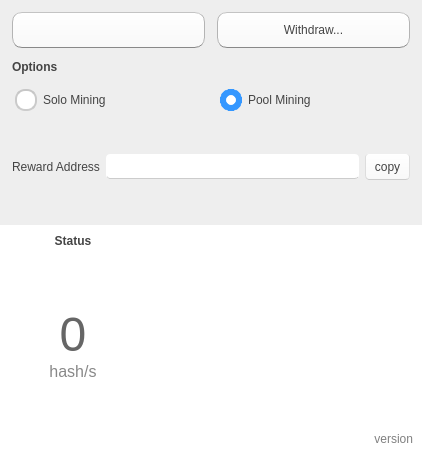
The window that alethone/AlethOne.ui (ethereum/alethzero) describes before a commit, drawn with Qt 5.
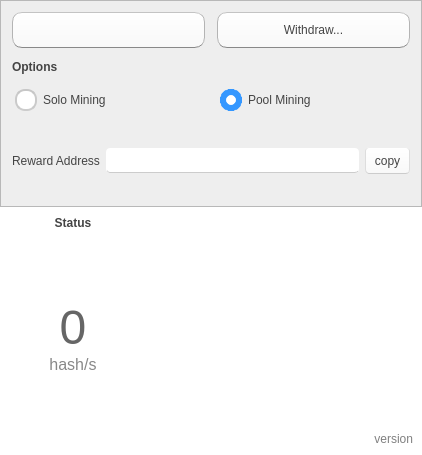
The same window after the commit. Icons and pictures are not drawn. Custom widgets are drawn as their Qt base class.

Commit message: fixed the height of top size of AlethOne

Patch:
```diff
--- a/alethone/AlethOne.ui
+++ b/alethone/AlethOne.ui
@@ -2,6 +2,9 @@
 <ui version="4.0">
  <class>AlethOne</class>
  <widget class="QDialog" name="AlethOne">
+  <property name="enabled">
+   <bool>true</bool>
+  </property>
   <property name="geometry">
    <rect>
     <x>0</x>
@@ -10,6 +13,12 @@
     <height>455</height>
    </rect>
   </property>
+  <property name="minimumSize">
+   <size>
+    <width>0</width>
+    <height>400</height>
+   </size>
+  </property>
   <property name="windowTitle">
    <string>AlethOne</string>
   </property>
@@ -97,7 +106,7 @@
   </property>
   <layout class="QVBoxLayout" name="verticalLayout_2">
    <property name="spacing">
-    <number>6</number>
+    <number>0</number>
    </property>
    <property name="leftMargin">
     <number>0</number>
@@ -112,6 +121,34 @@
     <number>0</number>
    </property>
    <item>
+    <widget class="QFrame" name="frame_2">
+     <property name="sizePolicy">
+      <sizepolicy hsizetype="Preferred" vsizetype="Fixed">
+       <horstretch>0</horstretch>
+       <verstretch>0</verstretch>
+      </sizepolicy>
+     </property>
+     <property name="minimumSize">
+      <size>
+       <width>0</width>
+       <height>207</height>
+      </size>
+     </property>
+     <property name="frameShape">
+      <enum>QFrame::StyledPanel</enum>
+     </property>
+     <property name="frameShadow">
+      <enum>QFrame::Raised</enum>
+     </property>
+     <widget class="QWidget" name="">
+      <property name="geometry">
+       <rect>
+        <x>0</x>
+        <y>0</y>
+        <width>422</width>
+        <height>207</height>
+       </rect>
+      </property>
     <layout class="QGridLayout" name="gridLayout_2">
      <property name="leftMargin">
       <number>12</number>
@@ -473,6 +510,8 @@
       </widget>
      </item>
     </layout>
+     </widget>
+    </widget>
    </item>
    <item>
     <widget class="QFrame" name="frame">
```
Lines whose indentation alone changed are shown as unchanged.
